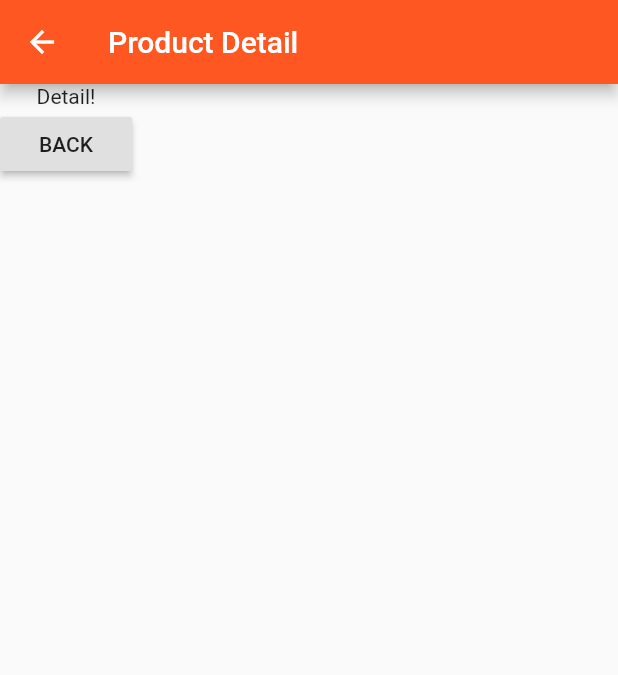
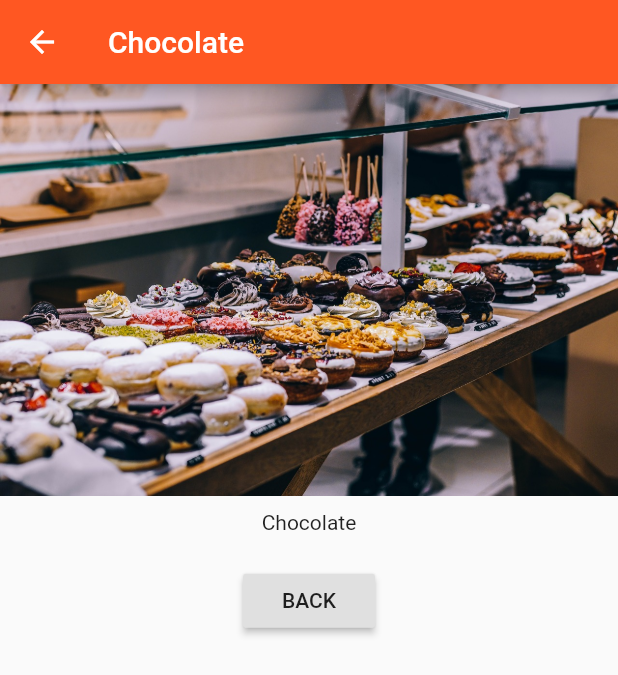
Before and after one commit to ungsochea/flutter-course, a Flutter app: the screen it shows after launch, after a tap on "App Product", after a tap on "Details", on a phone screen of 412 x 824 dp. Shown: the top 675 px of the screen. Run offline on Flutter 3.47's test engine with Material 2 defaults, Android fonts, the phone set to English and light mode, and no system bars.

Commit message:
pass date to page

```diff
--- a/lib/pages/product.dart
+++ b/lib/pages/product.dart
@@ -1,16 +1,37 @@
 import 'package:flutter/material.dart';
 
 class ProductPage extends StatelessWidget {
+
+  final String title;
+  final String imageUrl;
+
+  ProductPage(this.title,this.imageUrl);
+
   @override
   Widget build(BuildContext context) {
     return Scaffold(
-          appBar: AppBar(
-            title: Text('Product Detail'),
-          ),
-          body: Column(children: <Widget>[
-            Text('Detail!'),
-            RaisedButton(child: Text('BACK'),onPressed: () => Navigator.pop(context),)
-          ],),
+      appBar: AppBar(
+        title: Text(title),
+      ),
+      body: Center(
+        child: Column(
+          crossAxisAlignment: CrossAxisAlignment.center,
+          children: <Widget>[
+            Image.asset(imageUrl),
+            Container(
+              padding: EdgeInsets.all(10.0),
+              child: Text(title),
+            ),
+            Container(
+              padding: EdgeInsets.all(10.0),
+              child: RaisedButton(
+                child: Text('BACK'),
+                onPressed: () => Navigator.pop(context),
+              ),
+            )
+          ],
+        ),
+      ),
     );
   }
 }
--- a/lib/product_control.dart
+++ b/lib/product_control.dart
@@ -10,7 +10,7 @@ class ProductControl extends StatelessWidget {
     return RaisedButton(
       color: Theme.of(context).primaryColor,
       onPressed: () {
-        addProduct('Sweet');
+        addProduct({'title':'Chocolate','image':'assets/food.jpg'});
       },
       child: Text('App Product'),
     );
--- a/lib/product_manager.dart
+++ b/lib/product_manager.dart
@@ -4,7 +4,7 @@ import './products.dart';
 import './product_control.dart';
 
 class ProductManager extends StatefulWidget {
-  final String startingProduct;
+  final Map<String,String> startingProduct;
 
   ProductManager({this.startingProduct});
 
@@ -13,7 +13,7 @@ class ProductManager extends StatefulWidget {
 }
 
 class _ProductManagerState extends State<ProductManager> {
-  List<String> _products = [];
+  List<Map<String,String>> _products = [];
 
   @override
   void initState() {
@@ -25,11 +25,10 @@ class _ProductManagerState extends State<ProductManager> {
 
   @override
   void didUpdateWidget(ProductManager oldWidget) {
-    // TODO: implement didUpdateWidget
     super.didUpdateWidget(oldWidget);
   }
 
-  void _addProduct(String product){
+  void _addProduct(Map<String,String> product){
      setState(() {
         _products.add(product);
         // print(_products);
--- a/lib/products.dart
+++ b/lib/products.dart
@@ -3,7 +3,7 @@ import 'package:flutter/material.dart';
 import './pages/product.dart';
 
 class Products extends StatelessWidget {
-  final List<String> products;
+  final List<Map<String, String>> products;
 
   Products([this.products = const []]);
 
@@ -11,8 +11,8 @@ class Products extends StatelessWidget {
     return Card(
       child: Column(
         children: <Widget>[
-          Image.asset('assets/food.jpg'),
-          Text(products[index]),
+          Image.asset(products[index]['image']),
+          Text(products[index]['title']),
           ButtonBar(
             alignment: MainAxisAlignment.center,
             children: <Widget>[
@@ -21,7 +21,9 @@ class Products extends StatelessWidget {
                 onPressed: () => Navigator.push(
                     context,
                     MaterialPageRoute(
-                        builder: (BuildContext context) => ProductPage())),
+                        builder: (BuildContext context) => ProductPage(
+                            products[index]['title'],
+                            products[index]['image']))),
               )
             ],
           )
```
